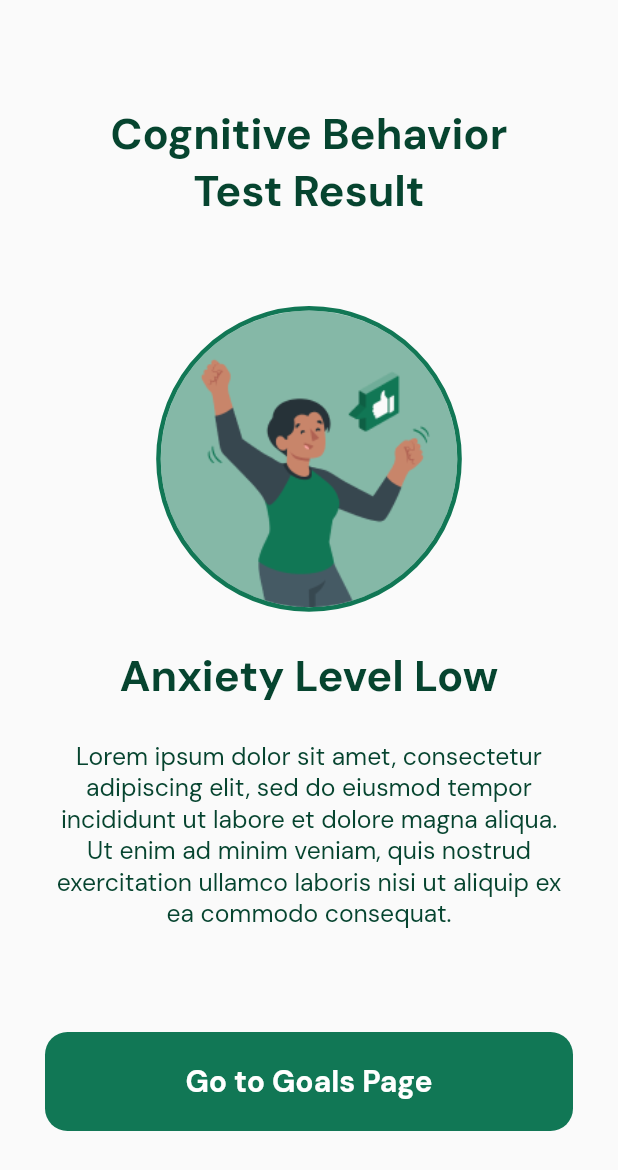
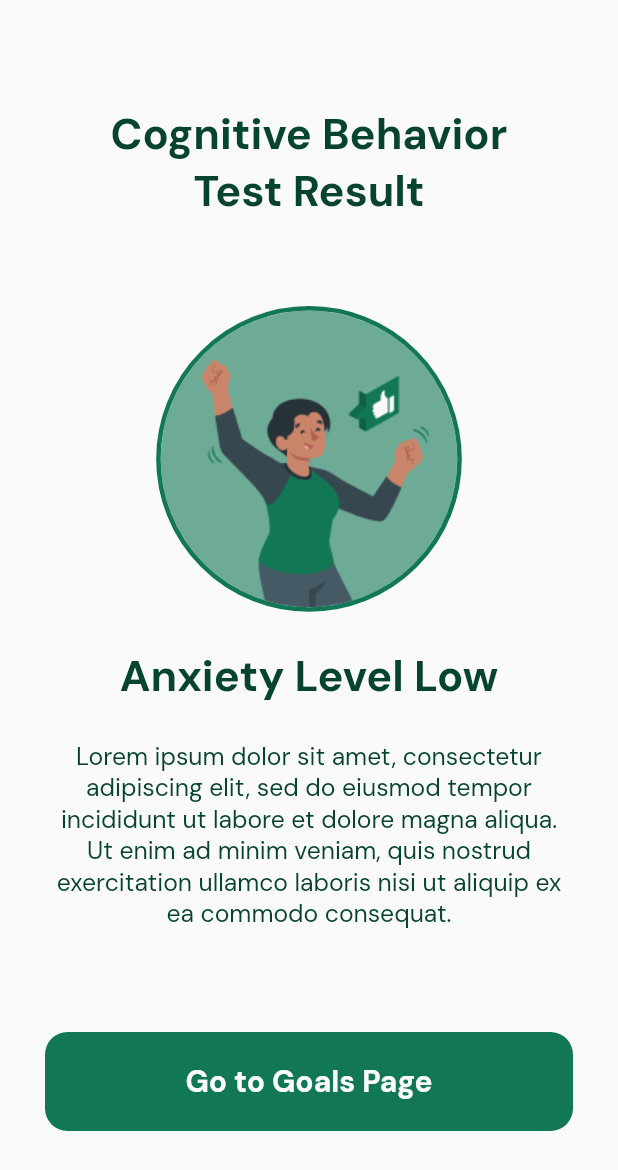
Before and after one commit to NaufalRozan/PanicAttack_App, a Flutter app: the LowAnxietyResultPage screen opened directly, on a phone screen of 412 x 824 dp. Shown: the top 1170 px of the screen. Run offline on Flutter 3.47's test engine with Material 2 defaults, Android fonts, the phone set to English and light mode, and no system bars; our stand-ins replace cloud_firestore, firebase_auth, firebase_core, google_fonts; accounts and stored records are empty.

```diff
--- a/lib/pages/high_anxiety_result_page.dart
+++ b/lib/pages/high_anxiety_result_page.dart
@@ -37,7 +37,7 @@ class _HighAnxietyResultPageState extends State<HighAnxietyResultPage> {
                   ),
                 ),
                 child: CircleAvatar(
-                  backgroundColor: cardRed.withOpacity(0.5),
+                  backgroundColor: cardRed.withOpacity(0.6),
                   radius: MediaQuery.of(context).size.height * 0.12,
                   backgroundImage:
                       AssetImage('lib/assets/images/Student stress-amico.png'),
--- a/lib/pages/low_anxiety_result_page.dart
+++ b/lib/pages/low_anxiety_result_page.dart
@@ -36,7 +36,7 @@ class _LowAnxietyResultPageState extends State<LowAnxietyResultPage> {
                   ),
                 ),
                 child: CircleAvatar(
-                  backgroundColor: primaryButtonColor.withOpacity(0.5),
+                  backgroundColor: primaryButtonColor.withOpacity(0.6),
                   radius: MediaQuery.of(context).size.height * 0.12,
                   backgroundImage:
                       AssetImage('lib/assets/images/Ellipse 3.png'),
--- a/lib/pages/mid_anxiety_result_page.dart
+++ b/lib/pages/mid_anxiety_result_page.dart
@@ -37,7 +37,7 @@ class _MidAnxietyResultPageState extends State<MidAnxietyResultPage> {
                   ),
                 ),
                 child: CircleAvatar(
-                  backgroundColor: cardYellow.withOpacity(0.5),
+                  backgroundColor: cardYellow.withOpacity(0.6),
                   radius: MediaQuery.of(context).size.height * 0.12,
                   backgroundImage:
                       AssetImage('lib/assets/images/Worried-amico.png'),
```
